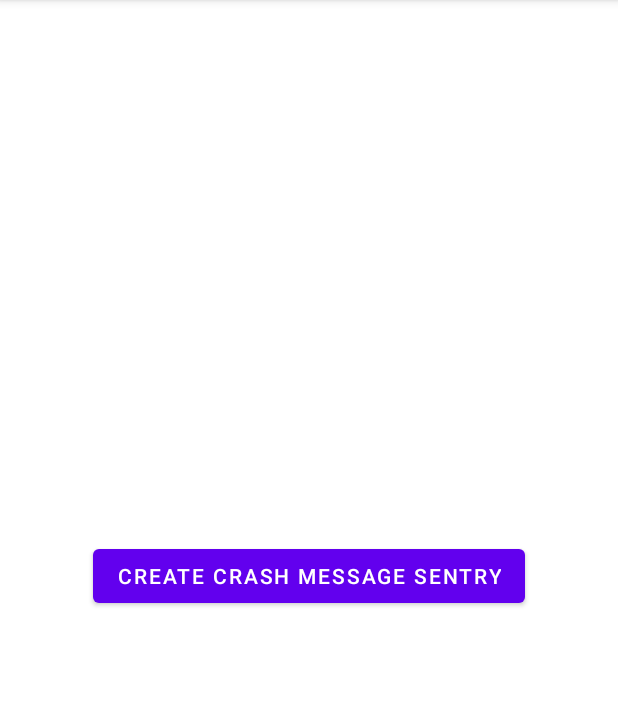
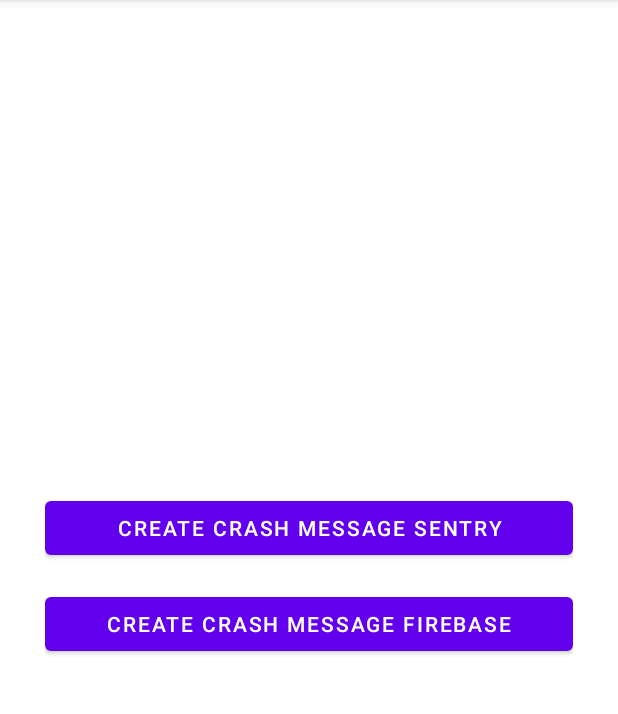
Before and after one commit to arashaltafi/Crashlytics_Sentry, an Android app: the screen it shows after launch (MainActivity), after a tap on "CREATE CRASH MESSAGE SENTRY", on a phone screen of 412 x 824 dp, the part 84-798 px from its top. Run offline under Robolectric (Android 15) with nearby library versions, the phone set to English and light mode, and no system bars; libraries missing offline, so code that uses them is left out: io.sentry, io.sentry.android; 3 statements that could not run were skipped.

Commit message:
Commit Add Firebase Crashlytics

```diff
--- a/app/build.gradle
+++ b/app/build.gradle
@@ -5,6 +5,8 @@ plugins {
     id 'kotlin-android'
     id 'kotlin-android-extensions'
     id "io.sentry.android.gradle" version "3.5.0"
+    id 'com.google.firebase.crashlytics'
+    id 'com.google.gms.google-services'
 }
 
 android {
@@ -49,4 +51,8 @@ dependencies {
     //Sentry
     implementation 'io.sentry:sentry-android:6.11.0'
 
+    //FireBase Crashlytics
+    implementation platform('com.google.firebase:firebase-bom:30.2.0')
+    implementation 'com.google.firebase:firebase-analytics-ktx:21.1.1'
+    implementation 'com.google.firebase:firebase-crashlytics-ktx:18.2.13'
 }
--- a/app/src/main/java/com/arash/altafi/crashlytics/MainActivity.kt
+++ b/app/src/main/java/com/arash/altafi/crashlytics/MainActivity.kt
@@ -7,7 +7,8 @@ import kotlinx.android.synthetic.main.activity_main.*
 
 /**
  * https://sentry.io/
- * sentry is not work without vpn in iran!
+ * https://console.firebase.google.com/
+ * sentry and firebase is not work in iran! (use vpn)
  */
 class MainActivity : AppCompatActivity() {
     override fun onCreate(savedInstanceState: Bundle?) {
@@ -17,11 +18,15 @@ class MainActivity : AppCompatActivity() {
         btn_sentry.setOnClickListener {
             sentry()
         }
+
+        btn_firebase.setOnClickListener {
+            firebase()
+        }
     }
 
     private fun sentry() {
         try {
-            throw RuntimeException("This is a crash!")
+            throw RuntimeException("This is a crash in sentry!")
         } catch (e: Exception) {
             Toast.makeText(this, "crash message send success", Toast.LENGTH_SHORT).show()
             CrashlyticsUtils.captureException(
@@ -31,4 +36,9 @@ class MainActivity : AppCompatActivity() {
             )
         }
     }
+
+    private fun firebase() {
+        CrashlyticsUtils.captureExceptionFireBase("userId_test", "message_test")
+        throw RuntimeException("This is a crash in firebase!")
+    }
 }
--- a/app/src/main/res/layout/activity_main.xml
+++ b/app/src/main/res/layout/activity_main.xml
@@ -1,19 +1,26 @@
 <?xml version="1.0" encoding="utf-8"?>
-<androidx.constraintlayout.widget.ConstraintLayout xmlns:android="http://schemas.android.com/apk/res/android"
+<androidx.appcompat.widget.LinearLayoutCompat xmlns:android="http://schemas.android.com/apk/res/android"
     xmlns:app="http://schemas.android.com/apk/res-auto"
     xmlns:tools="http://schemas.android.com/tools"
     android:layout_width="match_parent"
     android:layout_height="match_parent"
+    android:layout_gravity="center"
+    android:gravity="center"
+    android:orientation="vertical"
+    android:padding="30dp"
     tools:context=".MainActivity">
 
     <com.google.android.material.button.MaterialButton
-        android:layout_width="wrap_content"
+        android:id="@+id/btn_sentry"
+        android:layout_width="match_parent"
         android:layout_height="wrap_content"
-        android:id="@+id/btn_sentry"
-        android:text="create crash message Sentry"
-        app:layout_constraintBottom_toBottomOf="parent"
-        app:layout_constraintLeft_toLeftOf="parent"
-        app:layout_constraintRight_toRightOf="parent"
-        app:layout_constraintTop_toTopOf="parent" />
+        android:text="create crash message Sentry" />
 
-</androidx.constraintlayout.widget.ConstraintLayout>
+    <com.google.android.material.button.MaterialButton
+        android:id="@+id/btn_firebase"
+        android:layout_width="match_parent"
+        android:layout_height="wrap_content"
+        android:layout_marginTop="16dp"
+        android:text="create crash message FireBase" />
+
+</androidx.appcompat.widget.LinearLayoutCompat>
--- a/build.gradle
+++ b/build.gradle
@@ -1,3 +1,9 @@
+buildscript {
+    dependencies {
+        classpath 'com.google.gms:google-services:4.3.14'
+        classpath 'com.google.firebase:firebase-crashlytics-gradle:2.9.2'
+    }
+}
 plugins {
     id 'com.android.application' version '7.3.1' apply false
     id 'com.android.library' version '7.3.1' apply false
```
Also changed, not shown: app/src/main/java/com/arash/altafi/crashlytics/CrashlyticsUtils.kt (+18 -1 lines), 1 other file.
